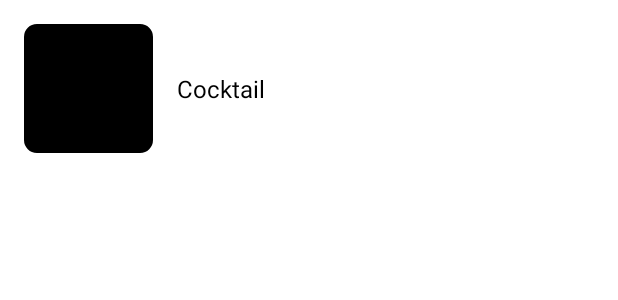
After one commit to kharismarizqii/cocktail-app, an Android app: the layout item_cocktail.xml on its own in the app's theme, with its tools: preview values and no code run, on a phone screen of 412 x 824 dp. The commit adds this screen. Shown: the top 300 px of the screen. Run offline under Robolectric (Android 15) with nearby library versions, the phone set to English and light mode, and no system bars.

Commit message:
create item list ui

```diff
--- a/app/src/main/AndroidManifest.xml
+++ b/app/src/main/AndroidManifest.xml
@@ -10,7 +10,7 @@
         android:supportsRtl="true"
         android:theme="@style/Theme.Cocktail">
         <activity
-            android:name=".ui.MainActivity"
+            android:name=".ui.main.MainActivity"
             android:exported="true">
             <intent-filter>
                 <action android:name="android.intent.action.MAIN" />
--- /dev/null
+++ b/app/src/main/res/layout/item_cocktail.xml
@@ -0,0 +1,35 @@
+<?xml version="1.0" encoding="utf-8"?>
+<androidx.constraintlayout.widget.ConstraintLayout xmlns:android="http://schemas.android.com/apk/res/android"
+    xmlns:app="http://schemas.android.com/apk/res-auto"
+    xmlns:tools="http://schemas.android.com/tools"
+    android:layout_width="match_parent"
+    android:layout_height="wrap_content"
+    style="@style/Theme.Cocktail.Container">
+
+    <com.google.android.material.imageview.ShapeableImageView
+        android:id="@+id/iv_cocktail"
+        android:layout_width="86dp"
+        android:layout_height="86dp"
+        android:layout_marginStart="16dp"
+        android:layout_marginTop="16dp"
+        android:layout_marginBottom="16dp"
+        android:src="@color/black"
+        app:layout_constraintBottom_toBottomOf="parent"
+        app:layout_constraintStart_toStartOf="parent"
+        app:layout_constraintTop_toTopOf="parent"
+        app:shapeAppearanceOverlay="@style/Theme.Cocktail.Image.List.Rounded" />
+
+    <com.google.android.material.textview.MaterialTextView
+        android:id="@+id/tv_title"
+        android:layout_width="0dp"
+        android:layout_height="wrap_content"
+        android:layout_marginStart="16dp"
+        android:layout_marginEnd="16dp"
+        app:layout_constraintBottom_toBottomOf="@+id/iv_cocktail"
+        app:layout_constraintEnd_toEndOf="parent"
+        app:layout_constraintStart_toEndOf="@+id/iv_cocktail"
+        app:layout_constraintTop_toTopOf="@+id/iv_cocktail"
+        style="@style/Theme.Cocktail.Text.H3"
+        tools:text="Cocktail" />
+
+</androidx.constraintlayout.widget.ConstraintLayout>
--- a/app/src/main/res/values/themes.xml
+++ b/app/src/main/res/values/themes.xml
@@ -13,4 +13,35 @@
         <item name="android:statusBarColor" tools:targetApi="l">?attr/colorPrimaryVariant</item>
         <!-- Customize your theme here. -->
     </style>
+
+    <style name="Theme.Cocktail.Text"/>
+    <style name="Theme.Cocktail.Text.H3">
+        <item name="android:textSize">16sp</item>
+        <item name="android:textColor">@color/black</item>
+    </style>
+
+    <style name="Theme.Cocktail.Image">
+    </style>
+
+    <style name="Theme.Cocktail.Image.List">
+    </style>
+
+    <style name="Theme.Cocktail.Image.List.Rounded">
+        <item name="cornerSize">10%</item>
+    </style>
+
+    <style name="Theme.Cocktail.Container">
+        <item name="background">@color/white</item>
+    </style>
+
+    <style name="Theme.Cocktail.Container.Card">
+        <item name="cardElevation">8dp</item>
+        <item name="contentPadding">8dp</item>
+        <item name="android:padding">8dp</item>
+        <item name="android:layout_margin">16dp</item>
+    </style>
+
+    <style name="Theme.Cocktail.Container.Card.Small">
+        <item name="contentPadding">8dp</item>
+    </style>
 </resources>
```
Also changed, not shown: app/src/main/java/com/kharismarizqii/cocktail/ui/MainActivity.kt (deleted, +0 -12 lines), app/src/main/java/com/kharismarizqii/cocktail/ui/main/MainActivity.kt (added, +15 -0 lines), app/src/main/res/layout/activity_main.xml (+6 -5 lines).
